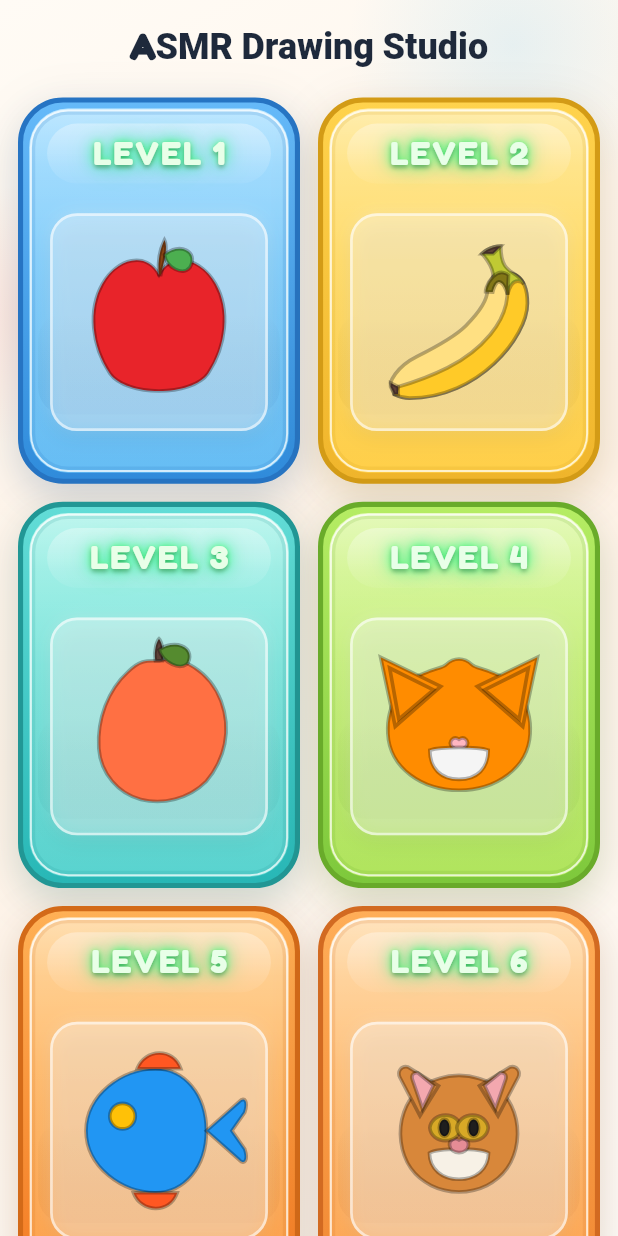
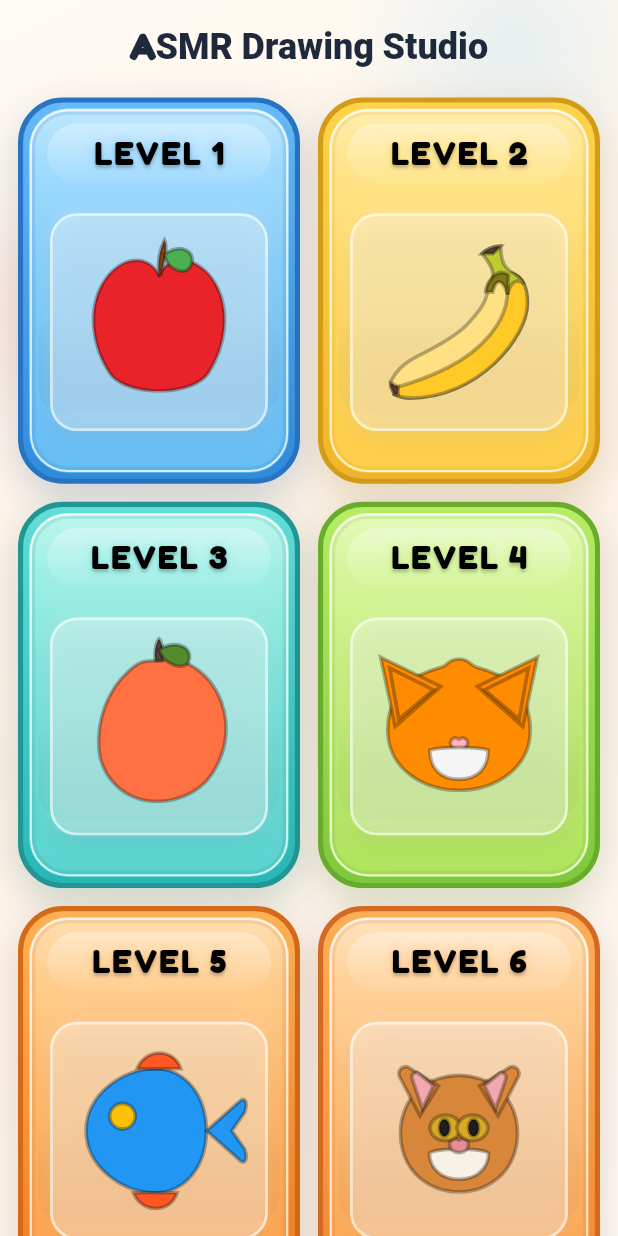
Before and after one commit to arhamsarwar786/Coloring-Page-Drawing-App-Kids, a Flutter app: the screen it shows after launch, on a phone screen of 412 x 824 dp. Run offline on Flutter 3.47's test engine with Material 3 defaults, Android fonts, the light colour scheme and no system bars; our stand-ins replace audioplayers, google_fonts, path_drawing.

Commit message:
title text color change

```diff
--- a/lib/features/drawing/view/drawing_screen.dart
+++ b/lib/features/drawing/view/drawing_screen.dart
@@ -353,11 +353,13 @@ class _TickActionButton extends StatelessWidget {
 
   @override
   Widget build(BuildContext context) {
+
+    // This is a circular button with a check **Good** icon, used for both starting the coloring phase and confirming region fills.
     return GestureDetector(
       onTap: tapActionCallback(context, () async => onPressed()),
       child: Container(
-        width: 92,
-        height: 92,
+        width: 60,
+        height: 60,
         decoration: BoxDecoration(
           color: const Color(0xFF31B24C),
           shape: BoxShape.circle,
@@ -372,7 +374,7 @@ class _TickActionButton extends StatelessWidget {
         ),
         child: const Icon(
           Icons.check_rounded,
-          size: 54,
+          size: 30,
           color: Colors.white,
         ),
       ),
--- a/lib/features/home/view/home_screen.dart
+++ b/lib/features/home/view/home_screen.dart
@@ -457,53 +457,25 @@ class _LevelCardState extends State<_LevelCard> {
                                       textAlign: TextAlign.center,
                                       style: GoogleFonts.fredoka(
                                         fontSize: 22,
-                                        fontWeight: FontWeight.w800,
-                                        letterSpacing: 1.2,
-
-                                        // Neon text base color (important)
-                                        color: const Color(0xFFE8FFE8),
-
-                                        shadows: [
-                                          // Inner glow (sharp readable core)
+                                        fontWeight: FontWeight.w700,
+                                        letterSpacing: 1.0,
+                                        color: Colors.black,
+                                        shadows: <Shadow>[
                                           Shadow(
-                                            color: const Color(0xFF7CFF7C)
-                                                .withValues(
-                                                    alpha: _isPressed
-                                                        ? 0.95
-                                                        : 0.85),
-                                            blurRadius: _isPressed ? 6 : 5,
+                                            color: glowColor.withValues(
+                                              alpha: _isPressed ? 0.95 : 0.82,
+                                            ),
+                                            blurRadius: _isPressed ? 12 : 9,
                                           ),
-
-                                          // Main neon glow
                                           Shadow(
-                                            color: const Color(0xFF00FF88)
-                                                .withValues(
-                                                    alpha: _isPressed
-                                                        ? 0.85
-                                                        : 0.75),
-                                            blurRadius: _isPressed ? 14 : 12,
-                                          ),
-
-                                          // Outer soft aura (premium look)
-                                          Shadow(
-                                            color: const Color(0xFF00C853)
-                                                .withValues(
-                                                    alpha: _isPressed
-                                                        ? 0.55
-                                                        : 0.45),
-                                            blurRadius: _isPressed ? 26 : 22,
-                                          ),
-
-                                          // subtle depth shadow (keeps readability)
-                                          Shadow(
-                                            color: Colors.black
-                                                .withValues(alpha: 0.25),
+                                            color: Colors.black.withValues(
+                                              alpha: 0.22,
+                                            ),
                                             offset: const Offset(0, 2),
-                                            blurRadius: 3,
+                                            blurRadius: 2,
                                           ),
                                         ],
                                       ),
-
                                     ),
                                   ),
                                 ),
```
